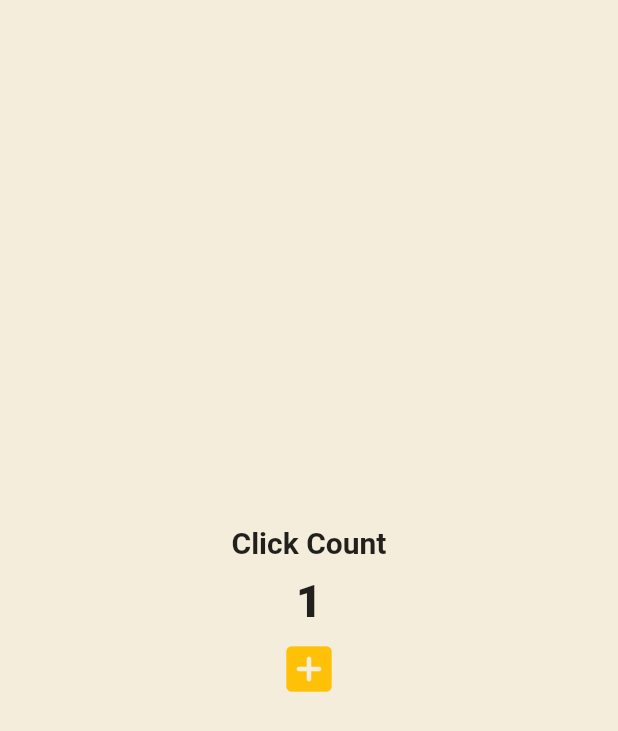
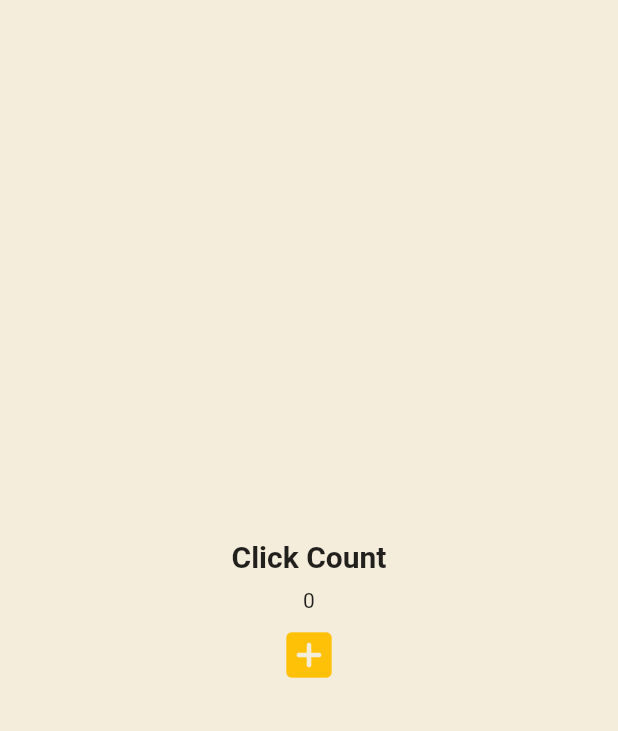
Before and after one commit to KeMezz/toonflix, a Flutter app: the screen it shows after launch, after a tap on the "add box" icon, on a phone screen of 412 x 824 dp. Shown: the top 731 px of the screen. Run offline on Flutter 3.47's test engine with Material 2 defaults, Android fonts, the phone set to English and light mode, and no system bars.

Commit message:
setState 활용

```diff
--- a/lib/main.dart
+++ b/lib/main.dart
@@ -12,11 +12,11 @@ class App extends StatefulWidget {
 }
 
 class _AppState extends State<App> {
-  int counter = 0;
+  List<int> numbers = [];
 
   void onClicked() {
     setState(() {
-      counter = counter + 1;
+      numbers.add(numbers.length);
     });
   }
 
@@ -39,13 +39,7 @@ class _AppState extends State<App> {
               const SizedBox(
                 height: 10,
               ),
-              Text(
-                '$counter',
-                style: const TextStyle(
-                  fontSize: 30,
-                  fontWeight: FontWeight.w900,
-                ),
-              ),
+              for (var n in numbers) Text('$n'),
               IconButton(
                 color: Colors.amber,
                 iconSize: 40,
```
